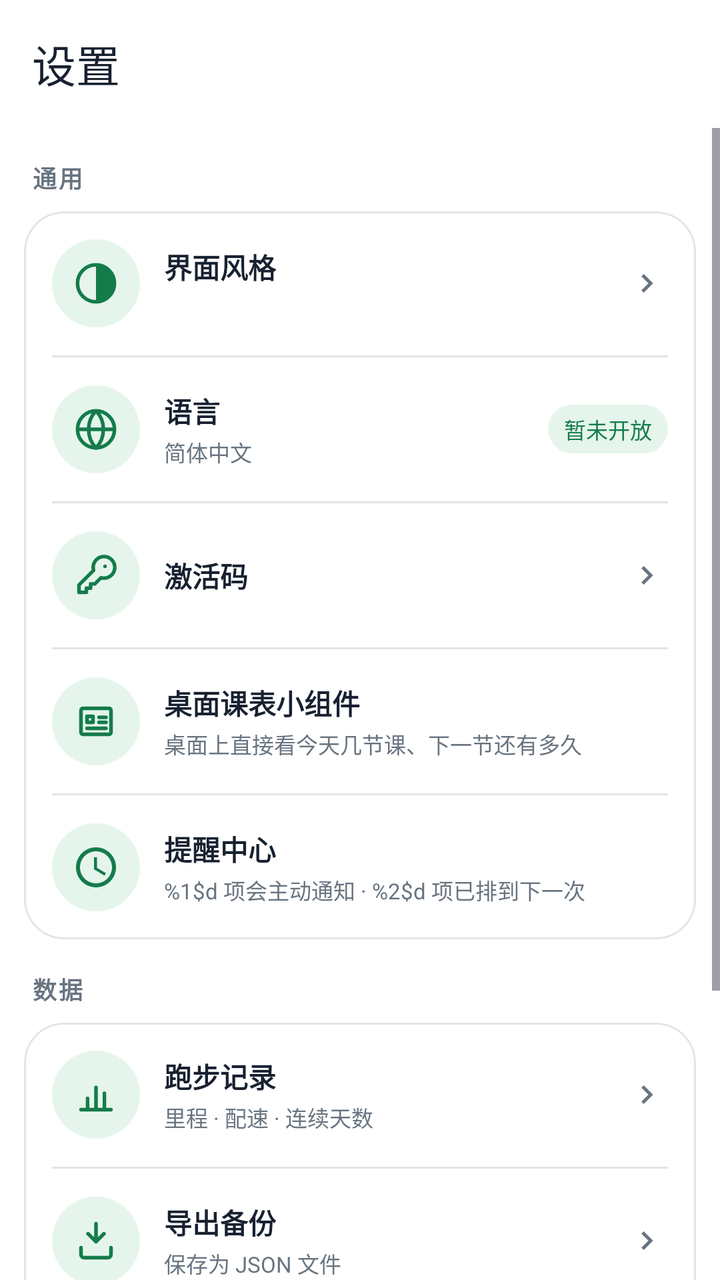
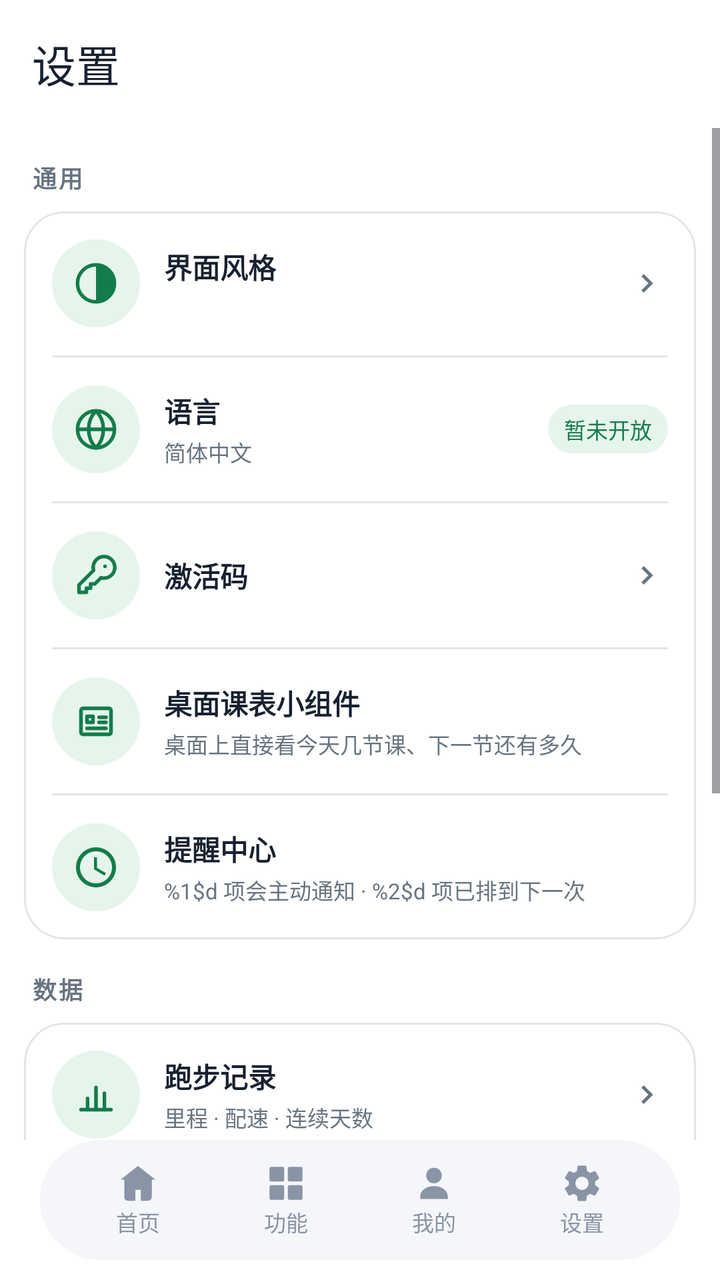

Before-and-after screenshots of an Android layout around one commit, followed by the original layout XML and the change that was made.
<!-- AndroidManifest.xml: activity theme Theme.RouteWorkshop.Home -->
<!-- res/layout/activity_app_settings.xml -->
<?xml version="1.0" encoding="utf-8"?>
<LinearLayout
    xmlns:android="http://schemas.android.com/apk/res/android"
    xmlns:app="http://schemas.android.com/apk/res-auto"
    android:layout_width="match_parent"
    android:layout_height="match_parent"
    android:background="@color/fm_surface"
    android:orientation="vertical">
    <com.google.android.material.appbar.MaterialToolbar
        android:id="@+id/toolbar"
        android:layout_width="match_parent"
        android:layout_height="wrap_content"
        android:background="@color/fm_surface"
        android:minHeight="?attr/actionBarSize"
        app:title="@string/app_settings_title"
        app:titleTextColor="@color/campus_ink" />
    <ScrollView
        android:layout_width="match_parent"
        android:layout_height="0dp"
        android:layout_weight="1"
        android:fillViewport="true">
        <LinearLayout
            android:layout_width="match_parent"
            android:layout_height="wrap_content"
            android:orientation="vertical"
            android:paddingBottom="@dimen/space_3xl">
            <TextView
                style="@style/Text.Unloop.Note"
                android:layout_width="wrap_content"
                android:layout_height="wrap_content"
                android:layout_marginStart="@dimen/space_3xl"
                android:layout_marginTop="@dimen/space_3xl"
                android:letterSpacing="0.08"
                android:text="@string/app_settings_section_general"
                android:textStyle="bold" />
            <com.google.android.material.card.MaterialCardView
                android:layout_width="match_parent"
                android:layout_height="wrap_content"
                android:layout_marginStart="@dimen/space_xl"
                android:layout_marginTop="@dimen/space_md"
                android:layout_marginEnd="@dimen/space_xl"
                app:cardBackgroundColor="@color/fm_surface"
                app:cardCornerRadius="@dimen/radius_sheet"
                app:cardElevation="0dp"
                app:strokeColor="@color/campus_card_stroke"
                app:strokeWidth="@dimen/stroke_edge">
                <LinearLayout
                    android:layout_width="match_parent"
                    android:layout_height="wrap_content"
                    android:orientation="vertical"
                    android:paddingHorizontal="@dimen/space_2xl">
                    <LinearLayout
                        android:id="@+id/rowAppearance"
                        android:layout_width="match_parent"
                        android:layout_height="wrap_content"
                        android:background="?attr/selectableItemBackground"
                        android:clickable="true"
                        android:focusable="true"
                        android:gravity="center_vertical"
                        android:orientation="horizontal"
                        android:paddingVertical="@dimen/space_2xl">
                        <ImageView android:layout_width="44dp" android:layout_height="44dp" android:layout_marginEnd="@dimen/space_xl" android:background="@drawable/bg_campus_entry_icon" android:padding="@dimen/space_lg" android:src="@drawable/ic_fm_display" android:contentDescription="@null" app:tint="@color/fm_link" />
                        <LinearLayout
                            android:layout_width="0dp"
                            android:layout_height="wrap_content"
                            android:layout_weight="1"
                            android:orientation="vertical">
                            <TextView
                                style="@style/Text.Unloop.Body"
                                android:layout_width="wrap_content"
                                android:layout_height="wrap_content"
                                android:text="@string/app_settings_appearance_title"
                                android:textStyle="bold" />
                            <TextView
                                style="@style/Text.Unloop.Caption"
                                android:id="@+id/textAppearanceValue"
                                android:layout_width="wrap_content"
                                android:layout_height="wrap_content"
                                android:layout_marginTop="@dimen/space_hair" />
                        </LinearLayout>
                        <ImageView
                            android:layout_width="20dp"
                            android:layout_height="20dp"
                            android:contentDescription="@null"
                            android:src="@drawable/ic_campus_chevron_right" />
                    </LinearLayout>
                    <View
                        android:layout_width="match_parent"
                        android:layout_height="1dp"
                        android:background="@color/fm_border" />
                    <LinearLayout
                        android:id="@+id/rowLanguage"
                        android:layout_width="match_parent"
                        android:layout_height="wrap_content"
                        android:gravity="center_vertical"
                        android:orientation="horizontal"
                        android:paddingVertical="@dimen/space_2xl">
                        <ImageView android:layout_width="44dp" android:layout_height="44dp" android:layout_marginEnd="@dimen/space_xl" android:background="@drawable/bg_campus_entry_icon" android:padding="@dimen/space_lg" android:src="@drawable/ic_fm_globe" android:contentDescription="@null" app:tint="@color/fm_link" />
                        <LinearLayout
                            android:layout_width="0dp"
                            android:layout_height="wrap_content"
                            android:layout_weight="1"
                            android:orientation="vertical">
                            <TextView
                                style="@style/Text.Unloop.Body"
                                android:layout_width="wrap_content"
                                android:layout_height="wrap_content"
                                android:text="@string/app_settings_language_title"
                                android:textStyle="bold" />
                            <TextView
                                style="@style/Text.Unloop.Caption"
                                android:layout_width="wrap_content"
                                android:layout_height="wrap_content"
                                android:layout_marginTop="@dimen/space_hair"
                                android:text="@string/app_settings_language_value" />
                        </LinearLayout>
                        <TextView
                            android:layout_width="wrap_content"
                            android:layout_height="wrap_content"
                            android:background="@drawable/bg_campus_soft_pill"
                            android:paddingHorizontal="@dimen/space_md"
                            android:paddingVertical="@dimen/space_xs"
                            android:text="@string/app_settings_language_badge"
                            android:textColor="@color/campus_mint_dark"
                            android:textSize="@dimen/text_caption" />
                    </LinearLayout>
                    <View
                        android:layout_width="match_parent"
                        android:layout_height="1dp"
                        android:background="@color/fm_border" />
                    <LinearLayout
                        android:id="@+id/rowActivation"
                        android:layout_width="match_parent"
                        android:layout_height="wrap_content"
                        android:background="?attr/selectableItemBackground"
                        android:clickable="true"
                        android:focusable="true"
                        android:gravity="center_vertical"
                        android:orientation="horizontal"
                        android:paddingVertical="@dimen/space_2xl">
                        <ImageView android:layout_width="44dp" android:layout_height="44dp" android:layout_marginEnd="@dimen/space_xl" android:background="@drawable/bg_campus_entry_icon" android:padding="@dimen/space_lg" android:src="@drawable/ic_fm_key" android:contentDescription="@null" app:tint="@color/fm_link" />
                        <LinearLayout
                            android:layout_width="0dp"
                            android:layout_height="wrap_content"
                            android:layout_weight="1"
                            android:orientation="vertical">
                            <TextView
                                style="@style/Text.Unloop.Body"
                                android:layout_width="wrap_content"
                                android:layout_height="wrap_content"
                                android:text="@string/app_settings_activation_title"
                                android:textStyle="bold" />
                        </LinearLayout>
                        <ImageView
                            android:id="@+id/imageActivationChevron"
                            android:layout_width="20dp"
                            android:layout_height="20dp"
                            android:contentDescription="@null"
                            android:src="@drawable/ic_campus_chevron_right" />
                    </LinearLayout>
                    <View
                        android:layout_width="match_parent"
                        android:layout_height="1dp"
                        android:background="@color/fm_border" />
                    <LinearLayout
                        android:id="@+id/rowTimetableWidget"
                        android:layout_width="match_parent"
                        android:layout_height="wrap_content"
                        android:background="?attr/selectableItemBackground"
                        android:clickable="true"
                        android:focusable="true"
                        android:gravity="center_vertical"
                        android:orientation="horizontal"
                        android:paddingVertical="@dimen/space_2xl">
                        <ImageView android:layout_width="44dp" android:layout_height="44dp" android:layout_marginEnd="@dimen/space_xl" android:background="@drawable/bg_campus_entry_icon" android:padding="@dimen/space_lg" android:src="@drawable/ic_campus_widget" android:contentDescription="@null" app:tint="@color/fm_link" />
                        <LinearLayout
                            android:layout_width="0dp"
                            android:layout_height="wrap_content"
                            android:layout_weight="1"
                            android:orientation="vertical">
                            <TextView
                                style="@style/Text.Unloop.Body"
                                android:layout_width="wrap_content"
                                android:layout_height="wrap_content"
                                android:text="@string/app_settings_widget_title"
                                android:textStyle="bold" />
                            <TextView
                                style="@style/Text.Unloop.Caption"
                                android:layout_width="wrap_content"
                                android:layout_height="wrap_content"
                                android:layout_marginTop="@dimen/space_hair"
                                android:text="@string/app_settings_widget_subtitle" />
                        </LinearLayout>
                    </LinearLayout>
                    <View
                        android:layout_width="match_parent"
                        android:layout_height="1dp"
                        android:background="@color/fm_border" />
                    <LinearLayout
                        android:id="@+id/rowReminders"
                        android:layout_width="match_parent"
                        android:layout_height="wrap_content"
                        android:background="?attr/selectableItemBackground"
                        android:clickable="true"
                        android:focusable="true"
                        android:gravity="center_vertical"
                        android:orientation="horizontal"
                        android:paddingVertical="@dimen/space_2xl">
                        <ImageView android:layout_width="44dp" android:layout_height="44dp" android:layout_marginEnd="@dimen/space_xl" android:background="@drawable/bg_campus_entry_icon" android:padding="@dimen/space_lg" android:src="@drawable/ic_study_clock" android:contentDescription="@null" app:tint="@color/fm_link" />
                        <LinearLayout
                            android:layout_width="0dp"
                            android:layout_height="wrap_content"
                            android:layout_weight="1"
                            android:orientation="vertical">
                            <TextView
                                style="@style/Text.Unloop.Body"
                                android:layout_width="wrap_content"
                                android:layout_height="wrap_content"
                                android:text="@string/app_settings_reminders_title"
                                android:textStyle="bold" />
                            <TextView
                                style="@style/Text.Unloop.Caption"
                                android:id="@+id/textRemindersValue"
                                android:layout_width="wrap_content"
                                android:layout_height="wrap_content"
                                android:layout_marginTop="@dimen/space_hair"
                                android:text="@string/app_settings_reminders_subtitle" />
                        </LinearLayout>
                    </LinearLayout>
                </LinearLayout>
            </com.google.android.material.card.MaterialCardView>
            <TextView
                style="@style/Text.Unloop.Note"
                android:layout_width="wrap_content"
                android:layout_height="wrap_content"
                android:layout_marginStart="@dimen/space_3xl"
                android:layout_marginTop="@dimen/space_3xl"
                android:letterSpacing="0.08"
                android:text="@string/app_settings_section_data"
                android:textStyle="bold" />
            <com.google.android.material.card.MaterialCardView
                android:layout_width="match_parent"
                android:layout_height="wrap_content"
                android:layout_marginStart="@dimen/space_xl"
                android:layout_marginTop="@dimen/space_md"
                android:layout_marginEnd="@dimen/space_xl"
                app:cardBackgroundColor="@color/fm_surface"
                app:cardCornerRadius="@dimen/radius_sheet"
                app:cardElevation="0dp"
                app:strokeColor="@color/campus_card_stroke"
                app:strokeWidth="@dimen/stroke_edge">
                <LinearLayout
                    android:layout_width="match_parent"
                    android:layout_height="wrap_content"
                    android:orientation="vertical"
                    android:paddingHorizontal="@dimen/space_2xl">
                    <LinearLayout
                        android:id="@+id/rowRunHistory"
                        android:layout_width="match_parent"
                        android:layout_height="wrap_content"
                        android:background="?attr/selectableItemBackground"
                        android:clickable="true"
                        android:focusable="true"
                        android:gravity="center_vertical"
                        android:orientation="horizontal"
                        android:paddingVertical="@dimen/space_2xl">
                        <ImageView android:layout_width="44dp" android:layout_height="44dp" android:layout_marginEnd="@dimen/space_xl" android:background="@drawable/bg_campus_entry_icon" android:padding="@dimen/space_lg" android:src="@drawable/ic_campus_history" android:contentDescription="@null" app:tint="@color/fm_link" />
                        <LinearLayout
                            android:layout_width="0dp"
                            android:layout_height="wrap_content"
                            android:layout_weight="1"
                            android:orientation="vertical">
                            <TextView
                                style="@style/Text.Unloop.Body"
                                android:layout_width="wrap_content"
                                android:layout_height="wrap_content"
                                android:text="@string/run_history_title"
                                android:textStyle="bold" />
                            <TextView
                                style="@style/Text.Unloop.Caption"
                                android:layout_width="wrap_content"
                                android:layout_height="wrap_content"
                                android:layout_marginTop="@dimen/space_hair"
                                android:text="@string/run_history_entry_subtitle" />
                        </LinearLayout>
                        <ImageView
                            android:layout_width="20dp"
                            android:layout_height="20dp"
                            android:contentDescription="@null"
                            android:src="@drawable/ic_campus_chevron_right" />
                    </LinearLayout>
                    <View
                        android:layout_width="match_parent"
                        android:layout_height="1dp"
                        android:background="@color/fm_border" />
                    <LinearLayout
                        android:id="@+id/rowBackupExport"
                        android:layout_width="match_parent"
                        android:layout_height="wrap_content"
                        android:background="?attr/selectableItemBackground"
                        android:clickable="true"
                        android:focusable="true"
                        android:gravity="center_vertical"
                        android:orientation="horizontal"
                        android:paddingVertical="@dimen/space_2xl">
                        <ImageView android:layout_width="44dp" android:layout_height="44dp" android:layout_marginEnd="@dimen/space_xl" android:background="@drawable/bg_campus_entry_icon" android:padding="@dimen/space_lg" android:src="@drawable/ic_fm_backup" android:contentDescription="@null" app:tint="@color/fm_link" />
                        <LinearLayout
                            android:layout_width="0dp"
                            android:layout_height="wrap_content"
                            android:layout_weight="1"
                            android:orientation="vertical">
                            <TextView
                                style="@style/Text.Unloop.Body"
                                android:layout_width="wrap_content"
                                android:layout_height="wrap_content"
                                android:text="@string/backup_export_action"
                                android:textStyle="bold" />
                            <TextView
                                style="@style/Text.Unloop.Caption"
                                android:layout_width="wrap_content"
                                android:layout_height="wrap_content"
                                android:layout_marginTop="@dimen/space_hair"
                                android:text="@string/backup_export_hint" />
                        </LinearLayout>
                        <ImageView
                            android:layout_width="20dp"
                            android:layout_height="20dp"
                            android:contentDescription="@null"
                            android:src="@drawable/ic_campus_chevron_right" />
                    </LinearLayout>
                    <View
                        android:layout_width="match_parent"
                        android:layout_height="1dp"
                        android:background="@color/fm_border" />
                    <LinearLayout
                        android:id="@+id/rowBackupImport"
                        android:layout_width="match_parent"
                        android:layout_height="wrap_content"
                        android:background="?attr/selectableItemBackground"
                        android:clickable="true"
                        android:focusable="true"
                        android:gravity="center_vertical"
                        android:orientation="horizontal"
                        android:paddingVertical="@dimen/space_2xl">
                        <ImageView android:layout_width="44dp" android:layout_height="44dp" android:layout_marginEnd="@dimen/space_xl" android:background="@drawable/bg_campus_entry_icon" android:padding="@dimen/space_lg" android:src="@drawable/ic_fm_restore" android:contentDescription="@null" app:tint="@color/fm_link" />
                        <LinearLayout
                            android:layout_width="0dp"
                            android:layout_height="wrap_content"
                            android:layout_weight="1"
                            android:orientation="vertical">
                            <TextView
                                style="@style/Text.Unloop.Body"
                                android:layout_width="wrap_content"
                                android:layout_height="wrap_content"
                                android:text="@string/backup_import_action"
                                android:textStyle="bold" />
                            <TextView
                                style="@style/Text.Unloop.Caption"
                                android:layout_width="wrap_content"
                                android:layout_height="wrap_content"
                                android:layout_marginTop="@dimen/space_hair"
                                android:text="@string/backup_import_hint" />
                        </LinearLayout>
                        <ImageView
                            android:layout_width="20dp"
                            android:layout_height="20dp"
                            android:contentDescription="@null"
                            android:src="@drawable/ic_campus_chevron_right" />
                    </LinearLayout>
                </LinearLayout>
            </com.google.android.material.card.MaterialCardView>
            <com.google.android.material.button.MaterialButton
                android:id="@+id/rowUpdate"
                style="@style/Widget.Unloop.OutlinedButton"
                android:layout_width="match_parent"
                android:layout_height="56dp"
                android:layout_margin="@dimen/space_3xl"
                android:text="@string/home_update_title"
                app:icon="@drawable/ic_campus_update" />
        </LinearLayout>
    </ScrollView>
</LinearLayout>
<!-- resources referenced by this layout -->
<resources>
  <color name="fm_link">#147C4B</color>
  <dimen name="space_2xl">14dp</dimen>
  <dimen name="space_3xl">16dp</dimen>
  <dimen name="space_hair">2dp</dimen>
  <dimen name="space_lg">10dp</dimen>
  <dimen name="space_md">8dp</dimen>
  <dimen name="space_xl">12dp</dimen>
  <dimen name="space_xs">4dp</dimen>
  <dimen name="stroke_edge">1dp</dimen>
  <color name="fm_text">#182130</color>
  <dimen name="text_body">14sp</dimen>
  <dimen name="text_label">12sp</dimen>
  <dimen name="touch_min">48dp</dimen>
  <color name="fm_brand">#147C4B</color>
  <!-- unchanged entries left out for length: 53 -->
</resources>

<!-- the commit's change to res/layout/activity_app_settings.xml (unified diff, before → after) -->
@@ -379,4 +379,117 @@
                 app:icon="@drawable/ic_campus_update" />
         </LinearLayout>
     </ScrollView>
+    <include
+        android:id="@+id/bottomNav"
+        layout="@layout/view_bottom_nav" />
 </LinearLayout>
+<!-- res/layout/view_bottom_nav.xml (included above) -->
+<?xml version="1.0" encoding="utf-8"?>
+<LinearLayout
+    xmlns:android="http://schemas.android.com/apk/res/android"
+    xmlns:app="http://schemas.android.com/apk/res-auto"
+    android:layout_width="match_parent"
+    android:layout_height="60dp"
+    android:layout_marginHorizontal="@dimen/space_4xl"
+    android:layout_marginBottom="@dimen/space_lg"
+    android:paddingHorizontal="@dimen/space_xl"
+    android:background="@drawable/bg_fm_nav"
+    android:gravity="center_vertical"
+    android:orientation="horizontal">
+    <LinearLayout
+        android:id="@+id/navHome"
+        android:layout_width="0dp"
+        android:layout_height="match_parent"
+        android:layout_weight="1"
+        android:clickable="true"
+        android:focusable="true"
+        android:gravity="center"
+        android:orientation="vertical">
+        <ImageView
+            android:id="@+id/iconNavHome"
+            android:layout_width="22dp"
+            android:layout_height="22dp"
+            android:src="@drawable/ic_fm_home"
+            android:contentDescription="@null"
+            app:tint="@color/fm_nav_idle" />
+        <TextView
+            android:id="@+id/textNavHome"
+            android:layout_width="wrap_content"
+            android:layout_height="wrap_content"
+            android:text="@string/fm_home"
+            android:textColor="@color/fm_nav_idle"
+            android:textSize="@dimen/text_caption" />
+    </LinearLayout>
+    <LinearLayout
+        android:id="@+id/navFunctions"
+        android:layout_width="0dp"
+        android:layout_height="match_parent"
+        android:layout_weight="1"
+        android:clickable="true"
+        android:focusable="true"
+        android:gravity="center"
+        android:orientation="vertical">
+        <ImageView
+            android:id="@+id/iconNavFunctions"
+            android:layout_width="22dp"
+            android:layout_height="22dp"
+            android:src="@drawable/ic_fm_functions"
+            android:contentDescription="@null"
+            app:tint="@color/fm_nav_idle" />
+        <TextView
+            android:id="@+id/textNavFunctions"
+            android:layout_width="wrap_content"
+            android:layout_height="wrap_content"
+            android:text="@string/fm_functions"
+            android:textColor="@color/fm_nav_idle"
+            android:textSize="@dimen/text_caption" />
+    </LinearLayout>
+    <LinearLayout
+        android:id="@+id/navProfile"
+        android:layout_width="0dp"
+        android:layout_height="match_parent"
+        android:layout_weight="1"
+        android:clickable="true"
+        android:focusable="true"
+        android:gravity="center"
+        android:orientation="vertical">
+        <ImageView
+            android:id="@+id/iconNavProfile"
+            android:layout_width="22dp"
+            android:layout_height="22dp"
+            android:src="@drawable/ic_fm_profile"
+            android:contentDescription="@null"
+            app:tint="@color/fm_nav_idle" />
+        <TextView
+            android:id="@+id/textNavProfile"
+            android:layout_width="wrap_content"
+            android:layout_height="wrap_content"
+            android:text="@string/fm_profile"
+            android:textColor="@color/fm_nav_idle"
+            android:textSize="@dimen/text_caption" />
+    </LinearLayout>
+    <LinearLayout
+        android:id="@+id/navSettings"
+        android:layout_width="0dp"
+        android:layout_height="match_parent"
+        android:layout_weight="1"
+        android:clickable="true"
+        android:focusable="true"
+        android:gravity="center"
+        android:orientation="vertical">
+        <ImageView
+            android:id="@+id/iconNavSettings"
+            android:layout_width="22dp"
+            android:layout_height="22dp"
+            android:src="@drawable/ic_campus_settings"
+            android:contentDescription="@null"
+            app:tint="@color/fm_nav_idle" />
+        <TextView
+            android:id="@+id/textNavSettings"
+            android:layout_width="wrap_content"
+            android:layout_height="wrap_content"
+            android:text="@string/home_app_settings_title"
+            android:textColor="@color/fm_nav_idle"
+            android:textSize="@dimen/text_caption" />
+    </LinearLayout>
+</LinearLayout>
<!-- resource entries referenced after the edit -->
@@ -1,15 +1,78 @@
 <!-- resources referenced by this layout -->
 <resources>
   <color name="fm_link">#147C4B</color>
+  <color name="fm_nav_idle">#8994A5</color>
   <dimen name="space_2xl">14dp</dimen>
   <dimen name="space_3xl">16dp</dimen>
+  <dimen name="space_4xl">20dp</dimen>
   <dimen name="space_hair">2dp</dimen>
   <dimen name="space_lg">10dp</dimen>
   <dimen name="space_md">8dp</dimen>
   <dimen name="space_xl">12dp</dimen>
   <dimen name="space_xs">4dp</dimen>
   <dimen name="stroke_edge">1dp</dimen>
+  <!-- drawable bg_fm_nav (drawable) -->
+  <?xml version="1.0" encoding="utf-8"?>
+  <shape
+      xmlns:android="http://schemas.android.com/apk/res/android">
+      <solid
+          android:color="@color/fm_nav" />
+      <corners
+          android:radius="99dp" />
+  </shape>
+  <!-- drawable ic_campus_settings (drawable) -->
+  <vector xmlns:android="http://schemas.android.com/apk/res/android"
+      android:width="24dp"
+      android:height="24dp"
+      android:viewportWidth="24"
+      android:viewportHeight="24">
+      <path
+          android:fillColor="@color/campus_mint_dark"
+          android:pathData="M19.14,12.94c0.04,-0.3 0.06,-0.61 0.06,-0.94c0,-0.32 -0.02,-0.64 -0.07,-0.94l2.03,-1.58c0.18,-0.14 0.23,-0.41 0.12,-0.61l-1.92,-3.32c-0.12,-0.22 -0.37,-0.29 -0.59,-0.22l-2.39,0.96c-0.5,-0.38 -1.03,-0.7 -1.62,-0.94L14.4,2.81c-0.04,-0.24 -0.24,-0.41 -0.48,-0.41h-3.84c-0.24,0 -0.43,0.17 -0.47,0.41L9.25,5.35C8.66,5.59 8.12,5.92 7.63,6.29L5.24,5.33c-0.22,-0.08 -0.47,0 -0.59,0.22L2.74,8.87C2.62,9.08 2.66,9.34 2.86,9.48l2.03,1.58C4.84,11.36 4.8,11.69 4.8,12s0.02,0.64 0.07,0.94l-2.03,1.58c-0.18,0.14 -0.23,0.41 -0.12,0.61l1.92,3.32c0.12,0.22 0.37,0.29 0.59,0.22l2.39,-0.96c0.5,0.38 1.03,0.7 1.62,0.94l0.36,2.54c0.05,0.24 0.24,0.41 0.48,0.41h3.84c0.24,0 0.44,-0.17 0.47,-0.41l0.36,-2.54c0.59,-0.24 1.13,-0.56 1.62,-0.94l2.39,0.96c0.22,0.08 0.47,0 0.59,-0.22l1.92,-3.32c0.12,-0.22 0.07,-0.47 -0.12,-0.61L19.14,12.94zM12,15.6c-1.98,0 -3.6,-1.62 -3.6,-3.6s1.62,-3.6 3.6,-3.6s3.6,1.62 3.6,3.6S13.98,15.6 12,15.6z" />
+  </vector>
+  <!-- drawable ic_fm_functions (drawable) -->
+  <?xml version="1.0" encoding="utf-8"?>
+  <vector
+      xmlns:android="http://schemas.android.com/apk/res/android"
+      android:width="24dp"
+      android:height="24dp"
+      android:viewportWidth="24"
+      android:viewportHeight="24">
+      <path
+          android:fillColor="@color/fm_on_nav"
+          android:pathData="M4,3h6a1,1 0 0,1 1,1v6a1,1 0 0,1 -1,1H4a1,1 0 0,1 -1,-1V4a1,1 0 0,1 1,-1zM14,3h6a1,1 0 0,1 1,1v6a1,1 0 0,1 -1,1h-6a1,1 0 0,1 -1,-1V4a1,1 0 0,1 1,-1zM4,13h6a1,1 0 0,1 1,1v6a1,1 0 0,1 -1,1H4a1,1 0 0,1 -1,-1v-6a1,1 0 0,1 1,-1zM14,13h6a1,1 0 0,1 1,1v6a1,1 0 0,1 -1,1h-6a1,1 0 0,1 -1,-1v-6a1,1 0 0,1 1,-1z" />
+  </vector>
+  <!-- drawable ic_fm_home (drawable) -->
+  <?xml version="1.0" encoding="utf-8"?>
+  <vector
+      xmlns:android="http://schemas.android.com/apk/res/android"
+      android:width="24dp"
+      android:height="24dp"
+      android:viewportWidth="24"
+      android:viewportHeight="24">
+      <path
+          android:fillColor="@color/fm_on_nav"
+          android:pathData="M12,2.5L2.5,10h2v9.5c0,1.1 0.9,2 2,2h4v-6h3v6h4c1.1,0 2,-0.9 2,-2V10h2z" />
+  </vector>
+  <!-- drawable ic_fm_profile (drawable) -->
+  <?xml version="1.0" encoding="utf-8"?>
+  <vector
+      xmlns:android="http://schemas.android.com/apk/res/android"
+      android:width="24dp"
+      android:height="24dp"
+      android:viewportWidth="24"
+      android:viewportHeight="24">
+      <path
+          android:fillColor="@color/fm_on_nav"
+          android:pathData="M12,3.5a4.25,4.25 0 1,1 0,8.5a4.25,4.25 0 0,1 0,-8.5zM12,13.5c4.2,0 7.5,2.4 7.5,5.6v1.4h-15v-1.4c0,-3.2 3.3,-5.6 7.5,-5.6z" />
+  </vector>
+  <string name="fm_functions">功能</string>
+  <string name="fm_home">首页</string>
+  <string name="fm_profile">我的</string>
+  <string name="home_app_settings_title">设置</string>
   <color name="fm_text">#182130</color>
+  <color name="fm_nav">#F5F6FA</color>
+  <color name="fm_on_nav">#147C4B</color>
   <dimen name="text_body">14sp</dimen>
   <dimen name="text_label">12sp</dimen>
   <dimen name="touch_min">48dp</dimen>
